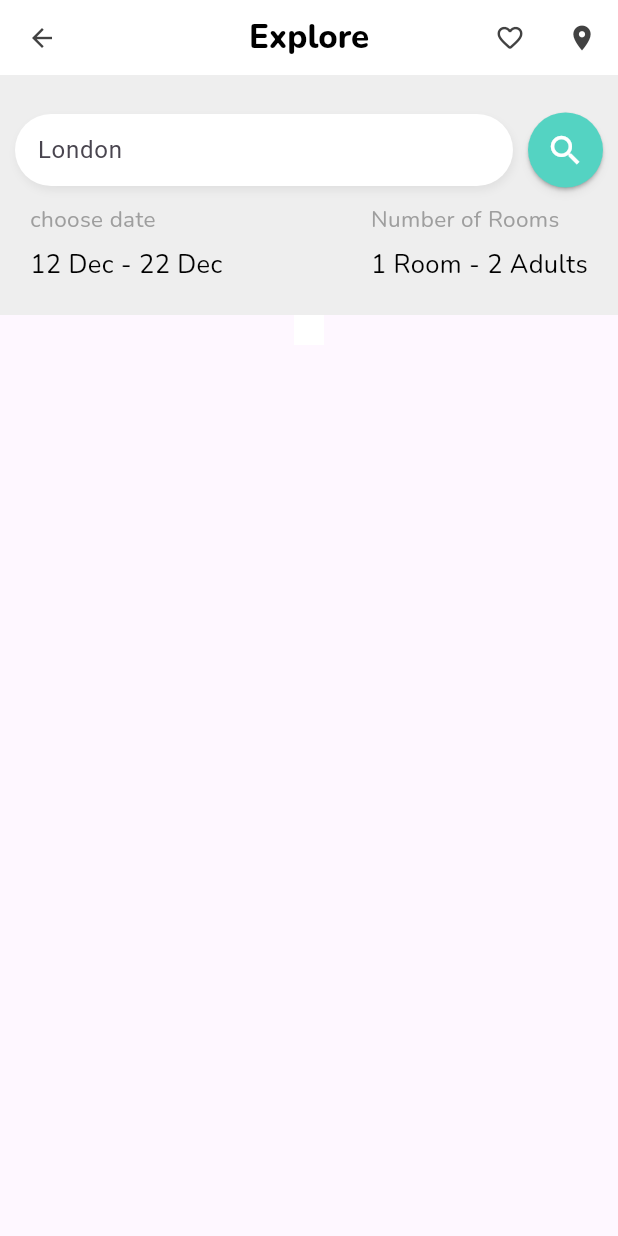
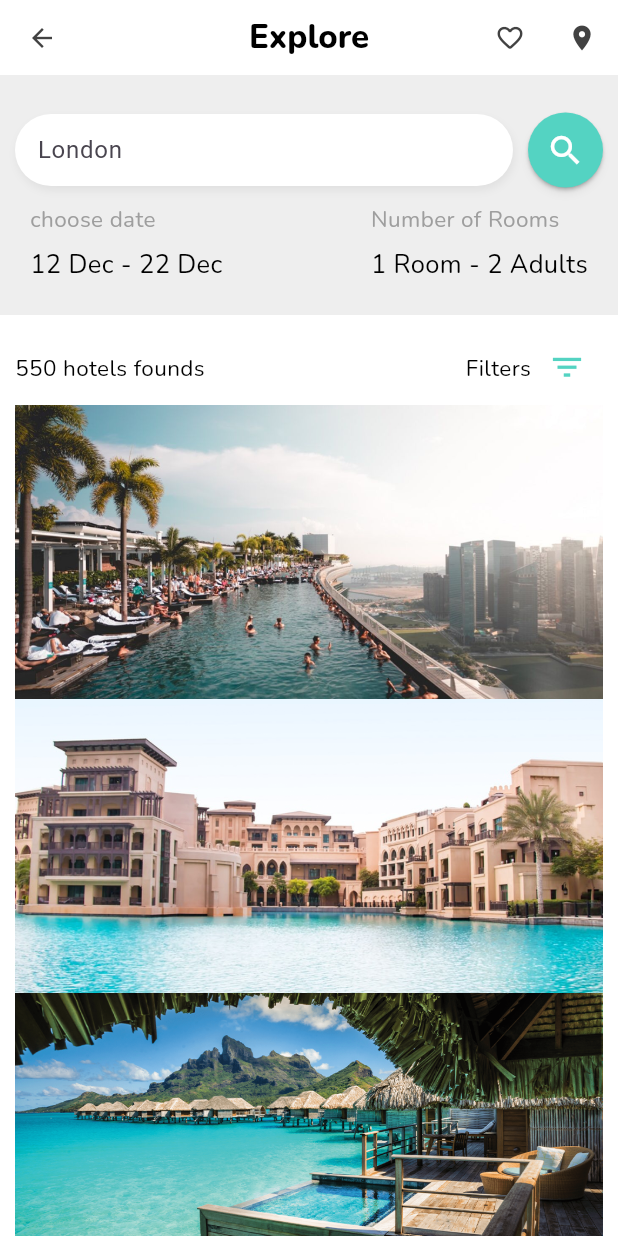
Before and after one commit to angemiguelsoro/hotels, a Flutter app: the screen it shows after launch, on a phone screen of 412 x 824 dp. Run offline on Flutter 3.47's test engine with Material 3 defaults, Android fonts, the phone set to English and light mode, and no system bars; our stand-ins replace google_fonts.

Commit message:
update stable version

```diff
--- a/lib/main.dart
+++ b/lib/main.dart
@@ -1,3 +1,4 @@
+import 'package:flutter/cupertino.dart';
 import 'package:flutter/material.dart';
 import 'package:flutter/widgets.dart';
 import 'package:google_fonts/google_fonts.dart';
@@ -26,12 +27,12 @@ class HomePage extends StatelessWidget {
 
   @override
   Widget build(BuildContext context) {
-    return const Scaffold(
-      appBar: MyAppBar(),
+    return Scaffold(
+      appBar: const MyAppBar(),
       body: SingleChildScrollView(
         child: Column(
           children: [
-            SearchSection(),
+            const SearchSection(),
             HotelSection(),
           ],
         ),
@@ -218,7 +219,42 @@ class SearchSection extends StatelessWidget {
 }
 
 class HotelSection extends StatelessWidget {
-  const HotelSection({super.key});
+  HotelSection({super.key});
+
+  final List hotelList = [
+    {
+      'title': 'Grand Royl Hotel',
+      'place': 'wembley, London',
+      'distance': 2,
+      'review': 80,
+      'picture': 'images/hotel_1.png',
+      'price': '180',
+    },
+    {
+      'title': 'Queen Hotel',
+      'place': 'wembley, London',
+      'distance': 3,
+      'review': 13,
+      'picture': 'images/hotel_2.png',
+      'price': '220',
+    },
+    {
+      'title': 'Grand mal Hotel',
+      'place': 'wembley, London',
+      'distance': 6,
+      'review': 88,
+      'picture': 'images/hotel_3.png',
+      'price': '220',
+    },
+    {
+      'title': 'Hilton',
+      'place': 'wembley, London',
+      'distance': 11,
+      'review': 34,
+      'picture': 'images/hotel_4.png',
+      'price': '220',
+    },
+  ];
 
   @override
   Widget build(BuildContext context)  {
@@ -226,6 +262,48 @@ class HotelSection extends StatelessWidget {
       padding: const EdgeInsets.all(10),
       color: Colors.white,
       child: Column(
+        children: [
+          SizedBox(
+            height: 50,
+            child: Row(
+              mainAxisAlignment: MainAxisAlignment.spaceBetween,
+              children: [
+                Text(
+                  '550 hotels founds',
+                  style: GoogleFonts.nunito(
+                    color: Colors.black,
+                    fontSize: 15,
+                  ),
+                ),
+                Row(
+                  children: [
+                    Text(
+                      'Filters',
+                      style: GoogleFonts.nunito(
+                        color: Colors.black,
+                        fontSize: 15,
+                      ),
+                    ),
+                    const IconButton(
+                      icon: Icon(
+                        Icons.filter_list_outlined,
+                        color: dGreen,
+                        size: 25,
+                      ),
+                      onPressed: null,
+                    )
+                  ],
+                )
+              ],
+            ),
+          ),
+          Column(
+            children: hotelList.map((hotel) {
+              return Image.asset(hotel['picture']);
+            }).toList(),
+          ),
+
+        ],
 
       ),
     );
```
